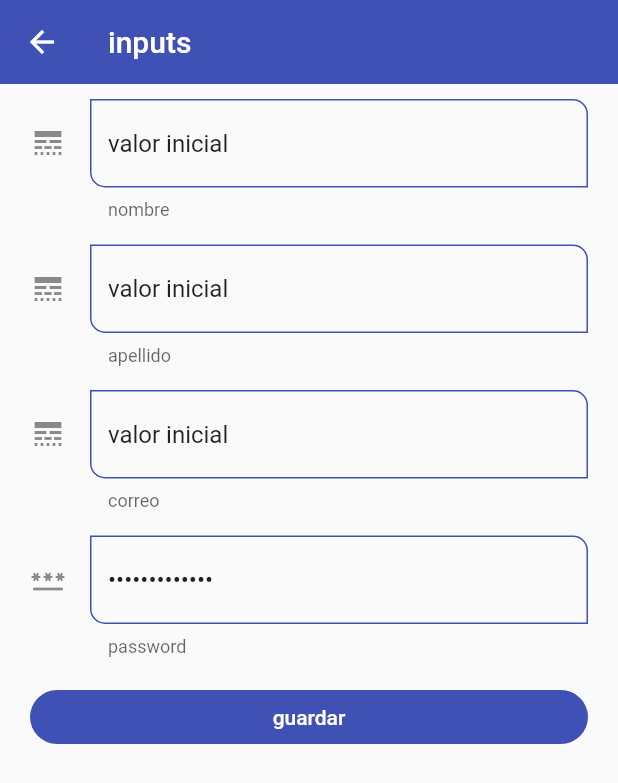
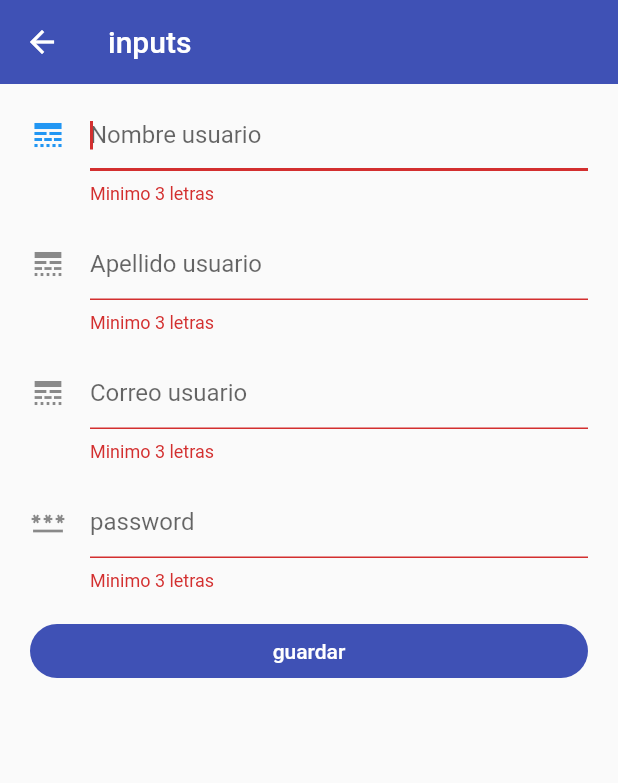
Before and after one commit to ricklegac/flutter, a Flutter app: the InputScreen screen opened by its route, after a tap on "guardar", on a phone screen of 412 x 824 dp. Shown: the top 783 px of the screen. Run offline on Flutter 3.47's test engine with Material 2 defaults, Android fonts, the phone set to English and light mode, and no system bars.

Commit message:
change input

```diff
--- a/widgets_app/lib/screens/input_screen.dart
+++ b/widgets_app/lib/screens/input_screen.dart
@@ -56,12 +56,13 @@ class InputScreen extends StatelessWidget {
                     child: Center(child: Text('guardar')),
                   ),
                   onPressed: () {
-                    FocusScope.of(context).requestFocus(FocusNode()); // ocultamos el teclado
+                    //FocusScope.of(context).requestFocus(FocusNode()); // ocultamos el teclado
                     if (!myFormKey.currentState!.validate()){
 
                       print('formaulario no valido');
                       return;
                     }
+                    print(formvalues);
                   } ,
                   )
               ],
--- a/widgets_app/lib/widgets/custom_input_widget.dart
+++ b/widgets_app/lib/widgets/custom_input_widget.dart
@@ -32,7 +32,7 @@ class CustomInputWidget extends StatelessWidget {
     return TextFormField(
       autofocus: true,
       autocorrect: true,
-      initialValue: 'valor inicial',
+      //initialValue: 'valor inicial',
       keyboardType: textinput,
       obscureText: obscureText,
       //onChanged: (value) => print('$value'),
```
